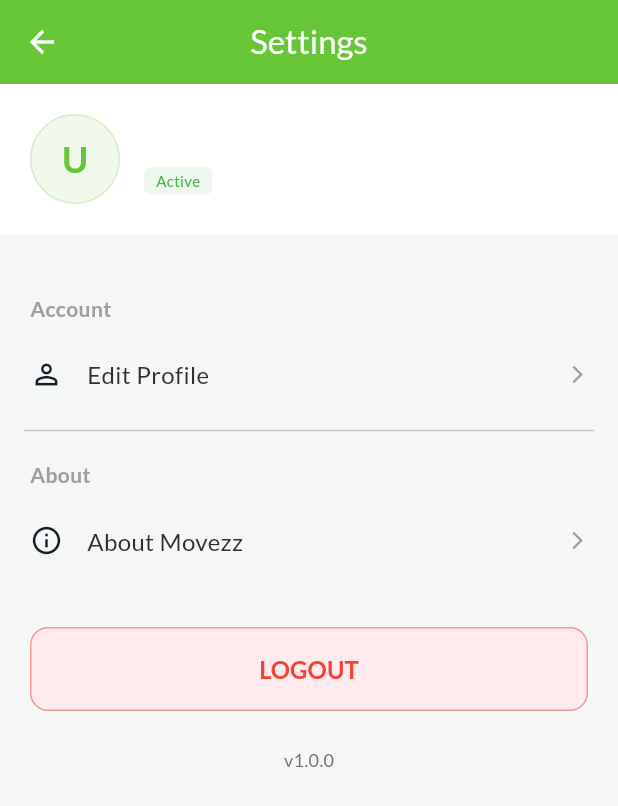
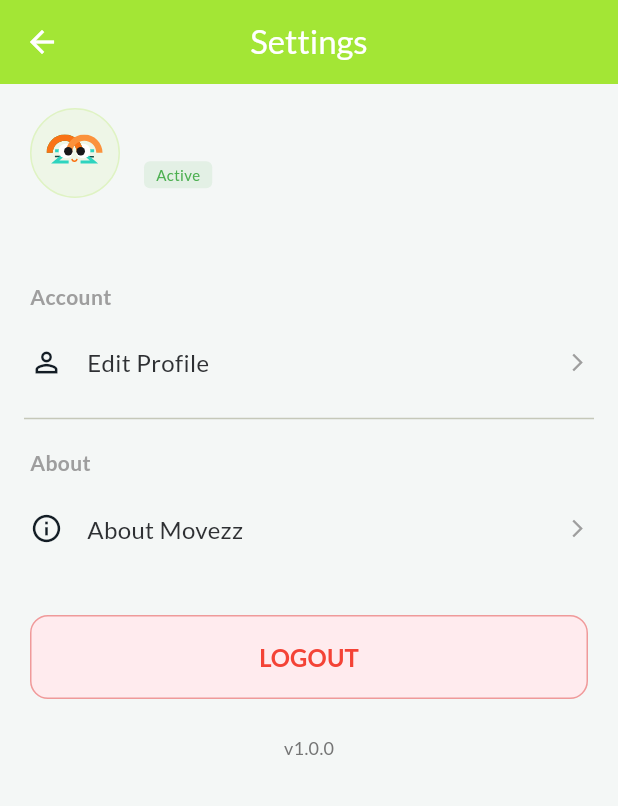
Before and after one commit to E1PBP/movezz_mobile, a Flutter app: the SettingsPage screen opened directly, on a phone screen of 412 x 824 dp. Shown: the top 806 px of the screen. Run offline on Flutter 3.47's test engine with Material 3 defaults, Android fonts, the phone set to English and light mode, and no system bars; drawn by our look-alikes of nb_utils; our stand-ins replace concentric_transition, flutter_svg, google_fonts, image_picker, salomon_bottom_bar; missing offline and left inert: pbp_django_auth; accounts and stored records are empty; project files that could hold a hidden picture were left out.

Commit message:
fix: change primary color and profile picture in settings page

```diff
--- a/lib/core/theme/app_theme.dart
+++ b/lib/core/theme/app_theme.dart
@@ -5,7 +5,7 @@ class AppColors {
   AppColors._();
 
   // Primary colors
-  static const Color primary = Color.fromARGB(255, 103, 197, 56);
+  static const Color primary = Color(0xFFA3E635);
   static const Color primaryLight = Color(0xFFF9FAFF);
 
   // Background colors
--- a/lib/features/profile/presentation/pages/settings_page.dart
+++ b/lib/features/profile/presentation/pages/settings_page.dart
@@ -1,4 +1,5 @@
 import 'package:flutter/material.dart';
+import 'package:flutter_svg/svg.dart';
 import 'package:provider/provider.dart';
 import 'package:nb_utils/nb_utils.dart' hide AppButton;
 
@@ -112,9 +113,8 @@ class SettingsPage extends StatelessWidget {
   }
 
   Widget _buildUserHeader(BuildContext context, AuthController auth) {
-    return Container(
-      padding: const EdgeInsets.all(20),
-      color: context.cardColor,
+    return Padding(
+      padding: const EdgeInsets.fromLTRB(20, 16, 20, 16),
       child: Row(
         children: [
           Container(
@@ -122,15 +122,16 @@ class SettingsPage extends StatelessWidget {
             height: 60,
             decoration: BoxDecoration(
               shape: BoxShape.circle,
-              color: AppColors.primary.withOpacity(0.1),
+              color: AppColors.primary.withOpacity(0.08),
               border: Border.all(color: AppColors.primary.withOpacity(0.2)),
             ),
-            child: Center(
-              child: Text(
-                (auth.currentUser?.username.isNotEmpty ?? false)
-                    ? auth.currentUser!.username[0].toUpperCase()
-                    : "U",
-                style: boldTextStyle(size: 24, color: AppColors.primary),
+            child: ClipOval(
+              child: Padding(
+                padding: const EdgeInsets.all(10),
+                child: SvgPicture.asset(
+                  'assets/icon/profile_avatar.svg',
+                  fit: BoxFit.contain,
+                ),
               ),
             ),
           ),
```
